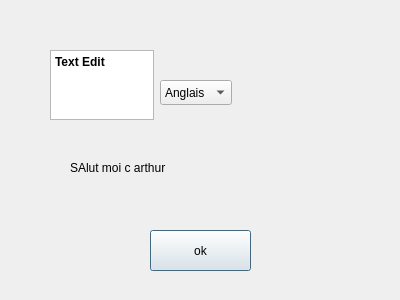
Qt form dialoglanguage.ui (karamandrew/Arnianletricozor) before a commit.
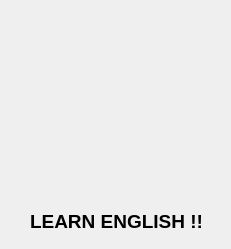
The same form after that commit. Icons and pictures are not drawn.

Diff of the .ui file:
```diff
--- a/dialoglanguage.ui
+++ b/dialoglanguage.ui
@@ -6,79 +6,30 @@
    <rect>
     <x>0</x>
     <y>0</y>
-    <width>400</width>
-    <height>300</height>
+    <width>231</width>
+    <height>249</height>
    </rect>
   </property>
   <property name="windowTitle">
    <string>Dialog</string>
   </property>
-  <widget class="QPushButton" name="pushButton">
-   <property name="geometry">
-    <rect>
-     <x>150</x>
-     <y>230</y>
-     <width>101</width>
-     <height>41</height>
-    </rect>
-   </property>
-   <property name="text">
-    <string>ok</string>
-   </property>
-  </widget>
-  <widget class="QComboBox" name="comboBox">
-   <property name="geometry">
-    <rect>
-     <x>160</x>
-     <y>80</y>
-     <width>72</width>
-     <height>25</height>
-    </rect>
-   </property>
-   <item>
-    <property name="text">
-     <string>Anglais</string>
-    </property>
-   </item>
-   <item>
-    <property name="text">
-     <string>Anglais</string>
-    </property>
-   </item>
-   <item>
-    <property name="text">
-     <string>Anglais</string>
-    </property>
-   </item>
-  </widget>
-  <widget class="QTextEdit" name="textEdit">
-   <property name="geometry">
-    <rect>
-     <x>50</x>
-     <y>50</y>
-     <width>104</width>
-     <height>70</height>
-    </rect>
-   </property>
-   <property name="html">
-    <string>&lt;!DOCTYPE HTML PUBLIC &quot;-//W3C//DTD HTML 4.0//EN&quot; &quot;http://www.w3.org/TR/REC-html40/strict.dtd&quot;&gt;
-&lt;html&gt;&lt;head&gt;&lt;meta name=&quot;qrichtext&quot; content=&quot;1&quot; /&gt;&lt;style type=&quot;text/css&quot;&gt;
-p, li { white-space: pre-wrap; }
-&lt;/style&gt;&lt;/head&gt;&lt;body style=&quot; font-family:'Noto Sans'; font-size:9pt; font-weight:400; font-style:normal;&quot;&gt;
-&lt;p style=&quot; margin-top:0px; margin-bottom:0px; margin-left:0px; margin-right:0px; -qt-block-indent:0; text-indent:0px;&quot;&gt;&lt;span style=&quot; font-weight:600;&quot;&gt;Text Edit&lt;/span&gt;&lt;/p&gt;&lt;/body&gt;&lt;/html&gt;</string>
-   </property>
-  </widget>
+  <property name="styleSheet">
+   <string notr="true">background-image: url(:/Res/Animations/troll4.git);</string>
+  </property>
   <widget class="QLabel" name="label">
    <property name="geometry">
     <rect>
-     <x>70</x>
-     <y>160</y>
-     <width>191</width>
-     <height>17</height>
+     <x>30</x>
+     <y>210</y>
+     <width>171</width>
+     <height>21</height>
     </rect>
    </property>
+   <property name="styleSheet">
+    <string notr="true"/>
+   </property>
    <property name="text">
-    <string>&lt;html&gt;&lt;head/&gt;&lt;body&gt;&lt;p&gt;SAlut moi c arthur&lt;/p&gt;&lt;/body&gt;&lt;/html&gt;</string>
+    <string>&lt;html&gt;&lt;head/&gt;&lt;body&gt;&lt;p&gt;&lt;span style=&quot; font-size:14pt; font-weight:600;&quot;&gt;LEARN ENGLISH !!&lt;/span&gt;&lt;/p&gt;&lt;/body&gt;&lt;/html&gt;</string>
    </property>
   </widget>
  </widget>
```
